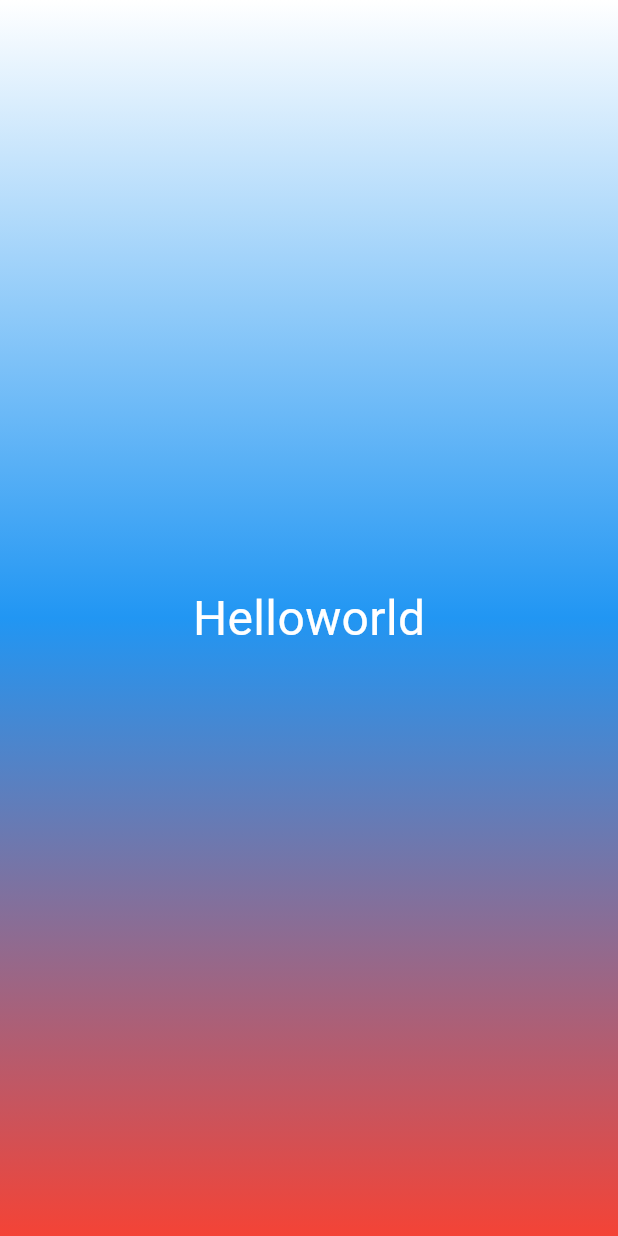
After one commit to vekysek12-wq/Flutter_Widgets, a Flutter app: the screen it shows after launch, on a phone screen of 412 x 824 dp. The commit adds this screen. Run offline on Flutter 3.47's test engine with Material 3 defaults, Android fonts, the phone set to English and light mode, and no system bars.

Commit message:
Extract GradientContainer to a separate file

```diff
--- /dev/null
+++ b/lib/gradient_container.dart
@@ -0,0 +1,29 @@
+import 'package:flutter/material.dart';
+
+class GradientContsiner extends StatelessWidget{
+  const GradientContsiner({super.key});
+  @override
+  Widget build(BuildContext context) {
+    return Container(
+        decoration: BoxDecoration(
+          gradient: LinearGradient(
+            colors: [
+              Colors.white,
+              Colors.blue,
+              Colors.red,
+             ],
+             begin: Alignment.topCenter,
+             end: Alignment.bottomCenter,
+          ), // LinearGradient
+        ), // BoxDecoration
+        child: Center(
+          child: Text("Helloworld",
+          style: TextStyle(
+            color: Colors.white,
+            fontSize: 32,
+          ),
+          ),
+          ),
+        );
+  }
+}
```
Also changed, not shown: lib/main.dart (+2 -21 lines).
